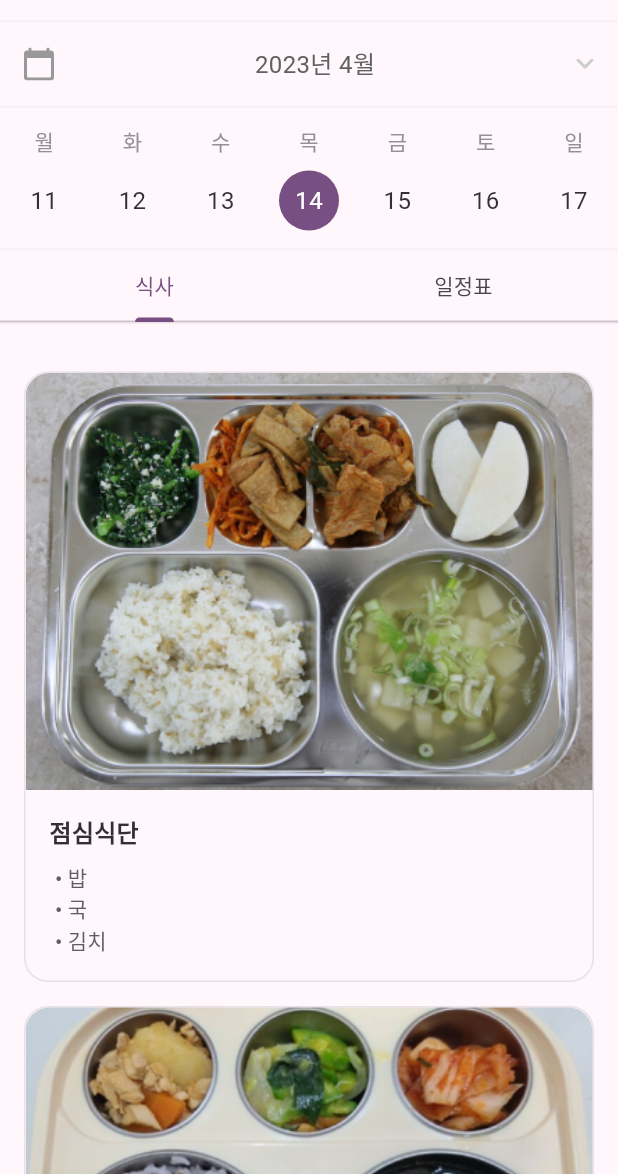
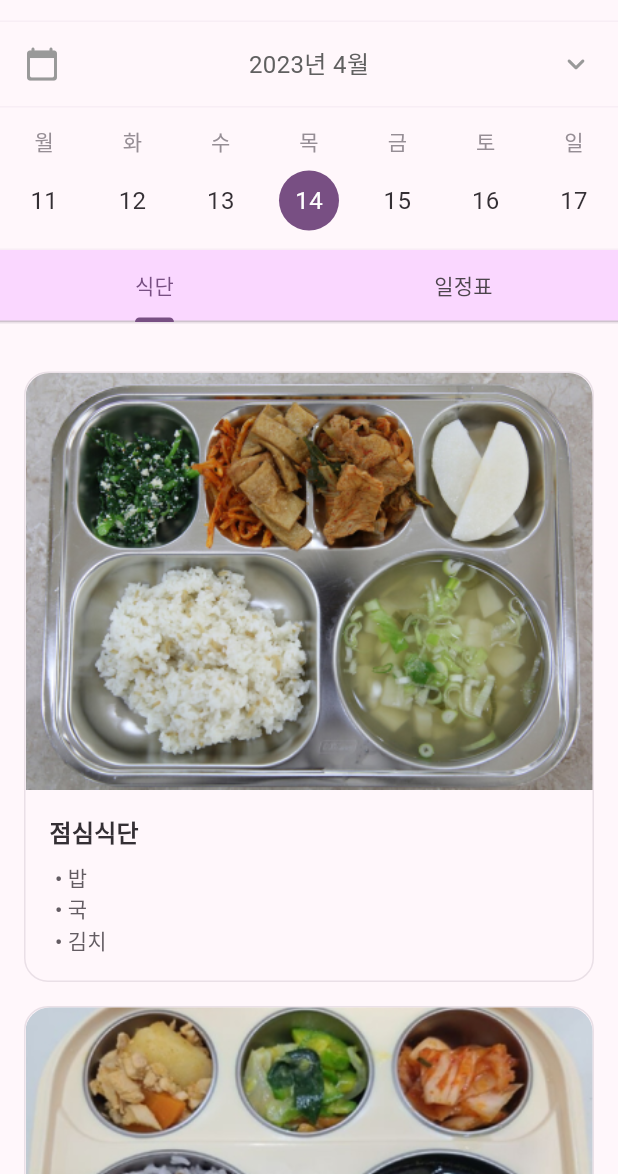
Before and after one commit to ureca-corp/si_wise_aging_user_app, a Flutter app: the DietWithSchedulePage screen opened directly, on a phone screen of 412 x 824 dp, the part 62-1236 px from its top. Run offline on Flutter 3.47's test engine with Material 3 defaults, Android fonts, the phone set to English and light mode, and no system bars; our stand-ins replace flutter_riverpod, flutter_svg, go_router.

Commit message:
feat: 앱 이름, 아이콘 변경

```diff
--- a/lib/apps/global/constants/assets.dart
+++ b/lib/apps/global/constants/assets.dart
@@ -20,10 +20,6 @@ enum Assets {
   dementiaIcon('$assetPath/icons/dementia_icon.png'),
   signatureIcon('$assetPath/icons/signature_icon.png'),
 
-  // svg 아이콘 파일
-  dateIcon('$assetPath/icons/date_icon.svg'),
-  arrowDownIcon('$assetPath/icons/arrow_down_icon.svg'),
-
   // svg 이미지 파일
   datePickerImage('$assetPath/images/date_picker_image.svg');
 
--- a/lib/apps/ui/diet_with_schedule/diet_with_schedule_page.dart
+++ b/lib/apps/ui/diet_with_schedule/diet_with_schedule_page.dart
@@ -33,8 +33,6 @@ class _DietWithSchedulePageState extends ConsumerState<DietWithSchedulePage> {
   @override
   Widget build(BuildContext context) {
     int initialTabIndex = widget.args?.tabIndex ?? 0;
-    print("----------");
-    print(initialTabIndex);
 
     return DefaultTabController(
       length: 2,
@@ -47,13 +45,13 @@ class _DietWithSchedulePageState extends ConsumerState<DietWithSchedulePage> {
           children: [
             const CalenderSection(),
             Container(
-              decoration: BoxDecoration(
-                color: Theme.of(context).colorScheme.surface,
+              decoration: const BoxDecoration(
+                color: colorPrimary90,
               ),
               child: const TabBar(
                 tabs: [
                   Tab(
-                    text: "식사",
+                    text: "식단",
                   ),
                   Tab(
                     text: "일정표",
--- a/lib/apps/ui/diet_with_schedule/sections/calender.dart
+++ b/lib/apps/ui/diet_with_schedule/sections/calender.dart
@@ -1,7 +1,5 @@
 import 'package:flutter/material.dart';
 import 'package:flutter_riverpod/flutter_riverpod.dart';
-import 'package:flutter_svg/flutter_svg.dart';
-import 'package:si_wise_aging_user_app/apps/global/constants/assets.dart';
 import 'package:si_wise_aging_user_app/apps/global/theme/color_cheme.dart';
 
 // 캘린더 섹션
@@ -18,18 +16,20 @@ class _CalenderSectionState extends ConsumerState<CalenderSection> {
   Widget build(BuildContext context) {
     return Column(
       children: [
-        Padding(
-          padding: const EdgeInsets.all(
+        const Padding(
+          padding: EdgeInsets.all(
             16,
           ),
           child: Row(
             mainAxisAlignment: MainAxisAlignment.spaceBetween,
             children: [
-              SvgPicture.asset(
-                Assets.dateIcon.path,
-                width: 20,
+              Icon(
+                Icons.calendar_today_rounded,
+                color: Color(
+                  0xFF999999,
+                ),
               ),
-              const Text(
+              Text(
                 "2023년 4월",
                 style: TextStyle(
                   fontSize: 16,
@@ -38,9 +38,11 @@ class _CalenderSectionState extends ConsumerState<CalenderSection> {
                   ),
                 ),
               ),
-              SvgPicture.asset(
-                Assets.arrowDownIcon.path,
-                width: 12,
+              Icon(
+                Icons.keyboard_arrow_down_rounded,
+                color: Color(
+                  0xFF999999,
+                ),
               ),
             ],
           ),
```
Also changed, not shown: pubspec.yaml (+7 -0 lines), assets/app_icon.png (added), assets/icons/arrow_down_icon.svg (deleted), assets/icons/date_icon.svg (deleted), pubspec.lock, 28 other files.
